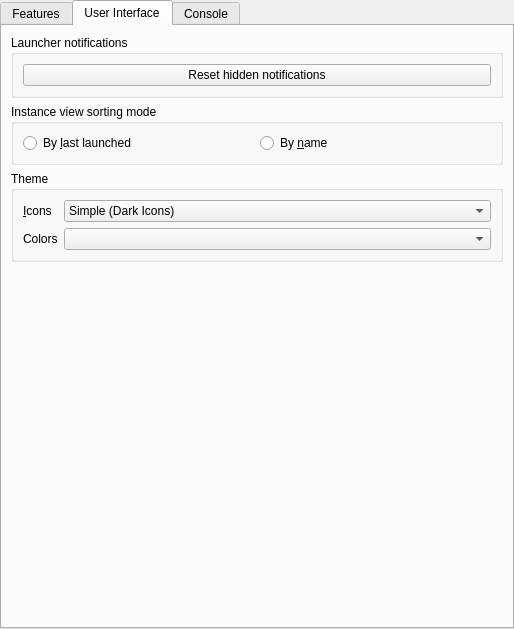
Old version of the form launcher/ui/pages/global/LauncherPage.ui in the repository Realswitzer/SneedMC.
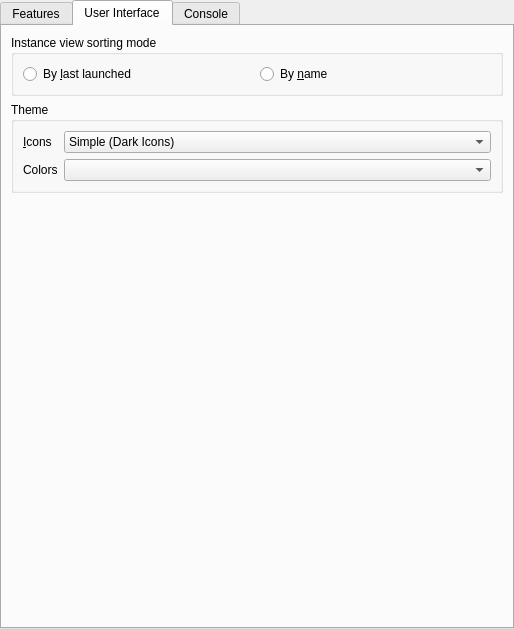
New version of the form. The open tabs and pages were chosen to show the change.

Commit message: remove notifications

The edit to the form file:
```diff
--- a/launcher/ui/pages/global/LauncherPage.ui
+++ b/launcher/ui/pages/global/LauncherPage.ui
@@ -141,25 +141,6 @@
        <string>User Interface</string>
       </attribute>
       <layout class="QVBoxLayout" name="verticalLayout_6">
-       <item>
-        <widget class="QGroupBox" name="groupBox_3">
-         <property name="title">
-          <string>Launcher notifications</string>
-         </property>
-         <layout class="QVBoxLayout" name="verticalLayout_5">
-          <item>
-           <widget class="QPushButton" name="resetNotificationsBtn">
-            <property name="text">
-             <string>Reset hidden notifications</string>
-            </property>
-            <property name="checkable">
-             <bool>true</bool>
-            </property>
-           </widget>
-          </item>
-         </layout>
-        </widget>
-       </item>
        <item>
         <widget class="QGroupBox" name="sortingModeBox">
          <property name="enabled">
```
Left out of the diff: 3 changed lines with no effect on the pictures. The commit also changes 13 other files.
